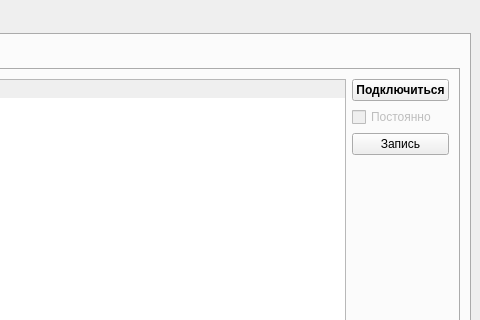
Above: CANAnalyzer_2.ui from hochu-leto/BURR-settings before the change; both pictures show x 1020 to 1500 and y 0 to 320 of the 1500 by 700 pixel window. Below: the same form after it.
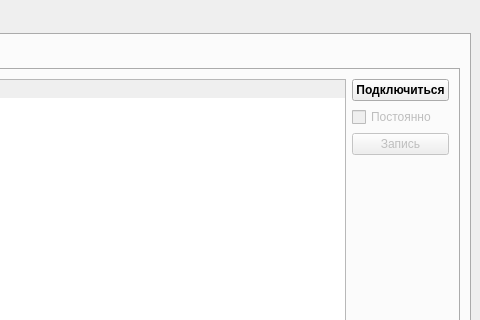
That is the form after the change. The open tabs and pages were chosen to show the change.

Commit message: считывает и сохраняет в файл но надо проверить

```diff
--- a/CANAnalyzer_2.ui
+++ b/CANAnalyzer_2.ui
@@ -121,6 +121,9 @@
               </item>
               <item>
                <widget class="QPushButton" name="start_record">
+                <property name="enabled">
+                 <bool>false</bool>
+                </property>
                 <property name="text">
                  <string>Запись</string>
                 </property>
```
Left out of the diff: 4 changed lines with no effect on the pictures. The commit also changes 2 other files.
